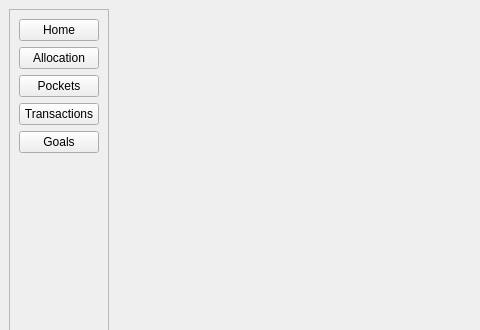
Above: ui/main_window.ui from fishija/fcontrol-personal-finance before the change; both pictures show x 0 to 480 and y 0 to 330 of the 680 by 602 pixel window. Below: the same form after it.
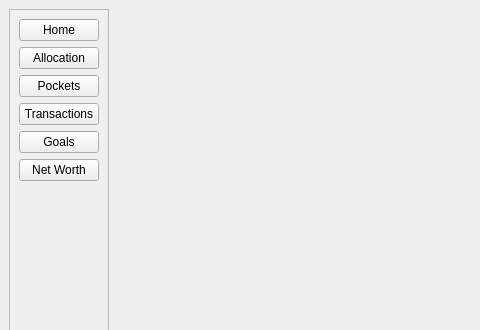
That is the form after the change.

Commit message: Add Net Worth controller and wire into app

Patch:
```diff
--- a/ui/main_window.ui
+++ b/ui/main_window.ui
@@ -62,6 +62,13 @@
          </property>
         </widget>
        </item>
+       <item>
+        <widget class="QPushButton" name="netWorthButton">
+         <property name="text">
+          <string>Net Worth</string>
+         </property>
+        </widget>
+       </item>
        <item>
         <spacer name="verticalSpacer">
          <property name="orientation">
```
The commit also changes 5 other files.
